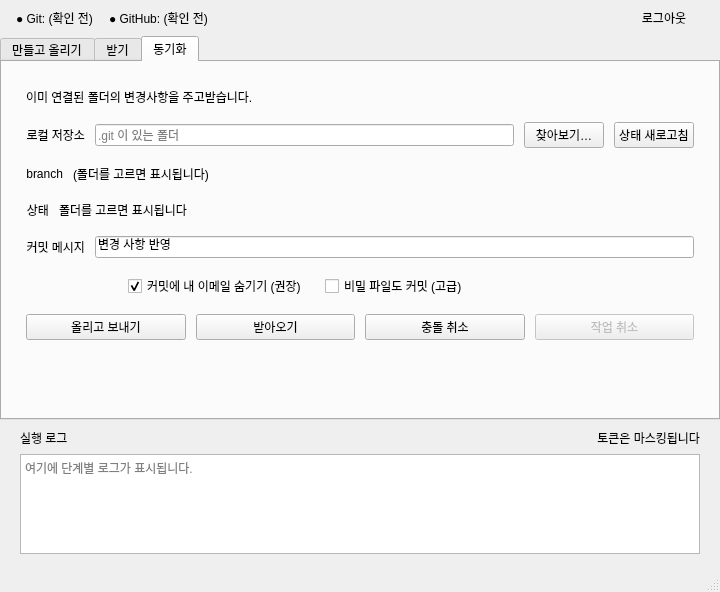
Qt form ui/main_window.ui (seongbin45/CloneUp) before a commit.
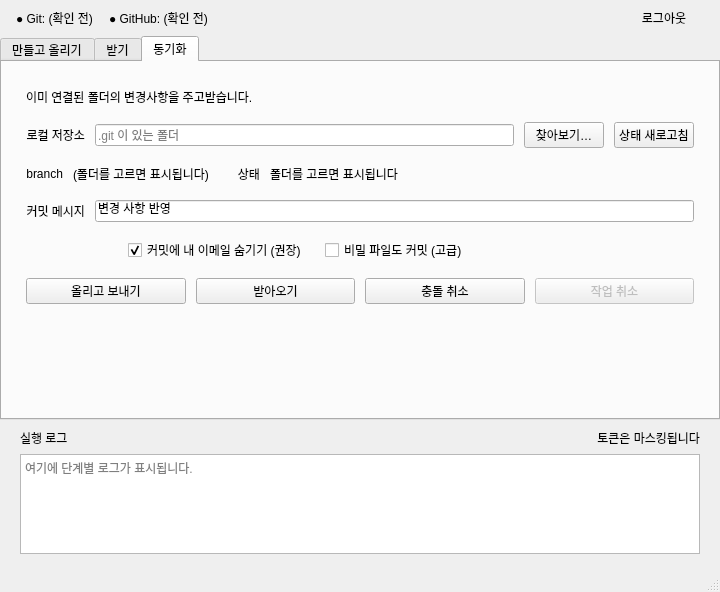
The same form after that commit. The open tabs and pages were chosen to show the change.

Commit message: fix: place sync branch and status on one horizontal row

Diff of the .ui file:
```diff
--- a/ui/main_window.ui
+++ b/ui/main_window.ui
@@ -746,21 +746,17 @@
             <property name="orientation">
              <enum>Qt::Orientation::Horizontal</enum>
             </property>
+            <property name="sizeType">
+             <enum>QSizePolicy::Policy::Fixed</enum>
+            </property>
             <property name="sizeHint" stdset="0">
              <size>
-              <width>40</width>
+              <width>18</width>
               <height>20</height>
              </size>
             </property>
            </spacer>
           </item>
-         </layout>
-        </item>
-        <item>
-         <layout class="QHBoxLayout" name="syncStatusRowLayout">
-          <property name="spacing">
-           <number>10</number>
-          </property>
           <item>
            <widget class="QLabel" name="labelSyncStatusTitle">
             <property name="text">
```
Left out of the diff: 4 changed lines with no effect on the pictures.
